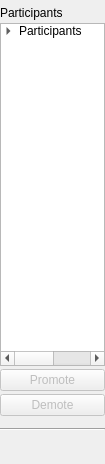
The window that participantspane.ui (bhaskarbagchi/KgpEdit) describes before a commit, drawn with Qt 5.
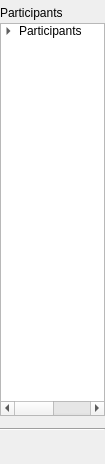
The same window after the commit.

Commit message: fixed participant pane promote/demote

```diff
--- a/participantspane.ui
+++ b/participantspane.ui
@@ -120,26 +120,6 @@
      </item>
     </widget>
    </item>
-   <item>
-    <widget class="QPushButton" name="promotePushButton">
-     <property name="enabled">
-      <bool>false</bool>
-     </property>
-     <property name="text">
-      <string>Promote</string>
-     </property>
-    </widget>
-   </item>
-   <item>
-    <widget class="QPushButton" name="demotePushButton">
-     <property name="enabled">
-      <bool>false</bool>
-     </property>
-     <property name="text">
-      <string>Demote</string>
-     </property>
-    </widget>
-   </item>
    <item>
     <widget class="Line" name="line">
      <property name="minimumSize">
```
The commit also changes 3 other files.
